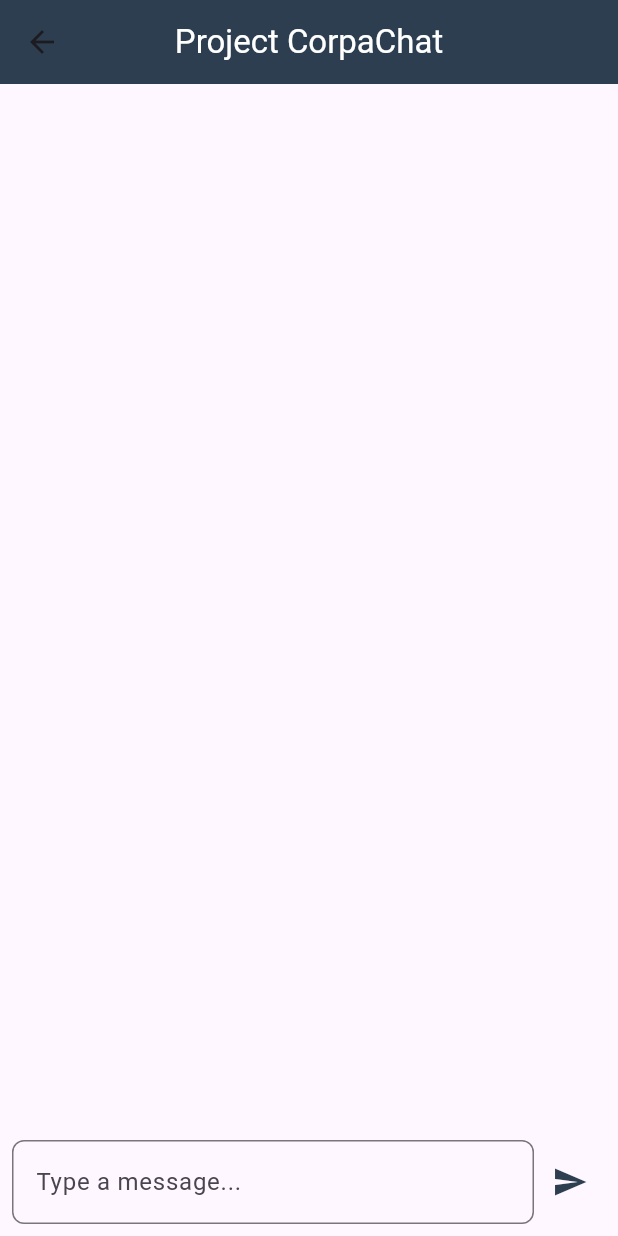
After one commit to 2bd4-pbp-01/chatting_ui, a Flutter app: the ChatScreen screen opened directly, after a tap on "Project CorpaChat", on a phone screen of 412 x 824 dp. The commit adds this screen. Run offline on Flutter 3.47's test engine with Material 3 defaults, Android fonts, the phone set to English and light mode, and no system bars.

Commit message:
add chat prototype

```diff
--- a/lib/chat_screen.dart
+++ b/lib/chat_screen.dart
@@ -2,6 +2,7 @@ import 'package:flutter/material.dart';
 import 'departement_settings.dart';
 import 'profile_screen.dart';
 import 'creategroup.dart';
+import 'in_group_chat_screen.dart';
 
 class ChatScreen extends StatefulWidget {
   const ChatScreen({super.key});
@@ -13,7 +14,7 @@ class ChatScreen extends StatefulWidget {
 class _ChatScreenState extends State<ChatScreen> {
   final List<ProjectItem> projects = [
     ProjectItem(
-      title: 'Project CorpsChat',
+      title: 'Project CorpaChat',
       subtitle: "Let's Meet",
       time: '11:48',
       notificationCount: 123,
@@ -263,6 +264,14 @@ class ProjectListTile extends StatelessWidget {
             ),
         ],
       ),
+      onTap: () {
+        Navigator.push(
+          context,
+          MaterialPageRoute(
+            builder: (context) => InGroupChatScreen(groupName: project.title),
+          ),
+        );
+      },
     );
   }
 }
--- /dev/null
+++ b/lib/in_group_chat_screen.dart
@@ -0,0 +1,78 @@
+
+import 'package:flutter/material.dart';
+
+class InGroupChatScreen extends StatefulWidget {
+  final String groupName;
+
+  const InGroupChatScreen({super.key, required this.groupName});
+
+  @override
+  State<InGroupChatScreen> createState() => _InGroupChatScreenState();
+}
+
+class _InGroupChatScreenState extends State<InGroupChatScreen> {
+  final TextEditingController _messageController = TextEditingController();
+  final List<String> _messages = [];
+
+  void _sendMessage() {
+    if (_messageController.text.isNotEmpty) {
+      setState(() {
+        _messages.add(_messageController.text);
+        _messageController.clear();
+      });
+    }
+  }
+
+  @override
+  void dispose() {
+    _messageController.dispose();
+    super.dispose();
+  }
+
+  @override
+  Widget build(BuildContext context) {
+    return Scaffold(
+      appBar: AppBar(
+        backgroundColor: const Color(0xFF2C3E50),
+        title: Text(widget.groupName, style: TextStyle(color: Colors.white)),
+        centerTitle: true,
+      ),
+      body: Column(
+        children: [
+          Expanded(
+            child: ListView.builder(
+              itemCount: _messages.length,
+              itemBuilder: (context, index) {
+                return ListTile(
+                  title: Text(_messages[index]),
+                );
+              },
+            ),
+          ),
+          Padding(
+            padding: const EdgeInsets.all(8.0),
+            child: Row(
+              children: [
+                Expanded(
+                  child: TextField(
+                    controller: _messageController,
+                    decoration: InputDecoration(
+                      hintText: 'Type a message...',
+                      border: OutlineInputBorder(
+                        borderRadius: BorderRadius.circular(8),
+                      ),
+                    ),
+                  ),
+                ),
+                IconButton(
+                  icon: Icon(Icons.send, color: Color(0xFF2C3E50)),
+                  onPressed: _sendMessage,
+                ),
+              ],
+            ),
+          ),
+        ],
+      ),
+    );
+  }
+}
```
